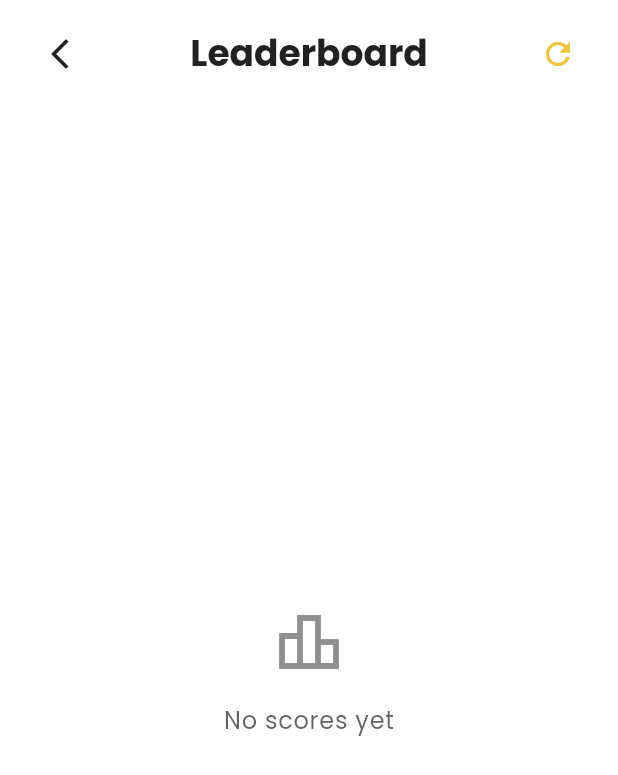
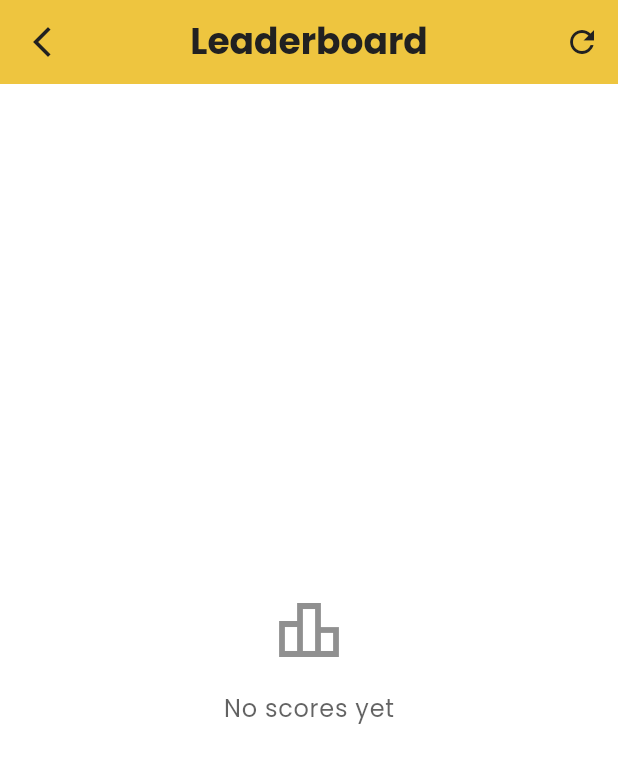
Before and after one commit to negi-tushar/quiz_app, a Flutter app: the ResultScreen screen opened directly with empty values, after a tap on "View Leaderboard", on a phone screen of 412 x 824 dp. Shown: the top 775 px of the screen. Run offline on Flutter 3.47's test engine with Material 3 defaults, Android fonts, the phone set to English and light mode, and no system bars; our stand-ins replace cloud_firestore, firebase_auth, firebase_core, google_sign_in, lottie, percent_indicator and 1 more; accounts and stored records are empty.

Commit message:
Updated code

```diff
--- a/lib/screens/leaderboard_screen.dart
+++ b/lib/screens/leaderboard_screen.dart
@@ -62,35 +62,30 @@ class _LeaderboardScreenState extends State<LeaderboardScreen> with SingleTicker
     final size = MediaQuery.of(context).size;
 
     return Scaffold(
+      appBar: AppBar(
+        title: Text(
+          'Leaderboard',
+          style: textTheme.headlineSmall?.copyWith(color: colorScheme.onSurface, fontWeight: FontWeight.bold),
+        ),
+        centerTitle: true,
+        backgroundColor: colorScheme.primary,
+        elevation: 4,
+        leading: IconButton(
+          icon: Icon(Icons.arrow_back_ios_new, color: colorScheme.onSurface),
+          onPressed: () => Navigator.of(context).pop(),
+        ),
+        actions: [
+          IconButton(
+            icon: Icon(Icons.refresh, color: colorScheme.onSurface),
+            onPressed: _refreshScores,
+          ),
+        ],
+      ),
       body: Container(
         color: theme.brightness == Brightness.light ? Colors.white : Colors.black38,
         child: Column(
           children: [
             // Header with back button and title
-            Padding(
-              padding: const EdgeInsets.symmetric(horizontal: 16, vertical: 12),
-              child: Row(
-                children: [
-                  IconButton(
-                    icon: Icon(Icons.arrow_back_ios_new, color: colorScheme.onBackground),
-                    onPressed: () => Navigator.of(context).pop(),
-                  ),
-                  const Spacer(),
-                  Text(
-                    'Leaderboard',
-                    style: textTheme.headlineSmall?.copyWith(
-                      color: colorScheme.onBackground,
-                      fontWeight: FontWeight.bold,
-                    ),
-                  ),
-                  const Spacer(),
-                  IconButton(
-                    icon: Icon(Icons.refresh, color: colorScheme.primary),
-                    onPressed: _refreshScores,
-                  ),
-                ],
-              ),
-            ),
 
             // Main content with proper constraints
             Expanded(
@@ -135,53 +130,58 @@ class _LeaderboardScreenState extends State<LeaderboardScreen> with SingleTicker
                     );
                   } else {
                     // Sample data (replace with snapshot.data!)
-                    final data = [
-                      {
-                        "lastQuizCompletedAt": "",
-                        "totalOptimizedScore": 105,
-                        "userName": "Alex",
-                        "userImage": "https://randomuser.me/api/portraits/men/32.jpg",
-                        "userId": "2",
-                      },
-                      {
-                        "lastQuizCompletedAt": "",
-                        "totalOptimizedScore": 95,
-                        "userName": "Maria",
-                        "userImage": "https://randomuser.me/api/portraits/women/44.jpg",
-                        "userId": "3",
-                      },
-                      {
-                        "lastQuizCompletedAt": "",
-                        "totalOptimizedScore": 90,
-                        "userName": "John",
-                        "userImage": "https://randomuser.me/api/portraits/men/22.jpg",
-                        "userId": "4",
-                      },
-                      {
-                        "lastQuizCompletedAt": "",
-                        "totalOptimizedScore": 85,
-                        "userName": "Sarah",
-                        "userImage": "https://randomuser.me/api/portraits/women/33.jpg",
-                        "userId": "5",
-                      },
-                      {
-                        "lastQuizCompletedAt": "",
-                        "totalOptimizedScore": 80,
-                        "userName": "Michael",
-                        "userImage": "https://randomuser.me/api/portraits/men/45.jpg",
-                        "userId": "6",
-                      },
-                      {
-                        "lastQuizCompletedAt": "",
-                        "totalOptimizedScore": 1,
-                        "userName": "Tushar",
-                        "userImage":
-                            "https://lh3.googleusercontent.com/a/ACg8ocJf61OrxkEPw0lZ3piLJsbv1kx6xZYKHu_mos8v5xjyk_a6IA=s96-c",
-                        "userId": "TmE2PhNaOYf61ZdMA6recF7SPT23",
-                      },
-                    ];
-
-                    final topThree = data.take(3).toList();
+                    // final data = [
+                    //   {
+                    //     "lastQuizCompletedAt": "",
+                    //     "totalOptimizedScore": 105,
+                    //     "userName": "Alex",
+                    //     "userImage": "https://randomuser.me/api/portraits/men/32.jpg",
+                    //     "userId": "2",
+                    //   },
+                    //   {
+                    //     "lastQuizCompletedAt": "",
+                    //     "totalOptimizedScore": 95,
+                    //     "userName": "Maria",
+                    //     "userImage": "https://randomuser.me/api/portraits/women/44.jpg",
+                    //     "userId": "3",
+                    //   },
+                    //   {
+                    //     "lastQuizCompletedAt": "",
+                    //     "totalOptimizedScore": 90,
+                    //     "userName": "John",
+                    //     "userImage": "https://randomuser.me/api/portraits/men/22.jpg",
+                    //     "userId": "4",
+                    //   },
+                    //   {
+                    //     "lastQuizCompletedAt": "",
+                    //     "totalOptimizedScore": 85,
+                    //     "userName": "Sarah",
+                    //     "userImage": "https://randomuser.me/api/portraits/women/33.jpg",
+                    //     "userId": "5",
+                    //   },
+                    //   {
+                    //     "lastQuizCompletedAt": "",
+                    //     "totalOptimizedScore": 80,
+                    //     "userName": "Michael",
+                    //     "userImage": "https://randomuser.me/api/portraits/men/45.jpg",
+                    //     "userId": "6",
+                    //   },
+                    //   {
+                    //     "lastQuizCompletedAt": "",
+                    //     "totalOptimizedScore": 1,
+                    //     "userName": "Tushar",
+                    //     "userImage":
+                    //         "https://lh3.googleusercontent.com/a/ACg8ocJf61OrxkEPw0lZ3piLJsbv1kx6xZYKHu_mos8v5xjyk_a6IA=s96-c",
+                    //     "userId": "TmE2PhNaOYf61ZdMA6recF7SPT23",
+                    //   },
+                    // ];
+                    final data = snapshot.data!;
+                    var topThree = [];
+                    if (data.length > 3) {
+                      topThree = data.take(3).toList();
+                    } else {
+                      topThree = data.take(data.length).toList();
+                    }
                     final rest = data.skip(3).toList();
 
                     return FadeTransition(
@@ -193,26 +193,11 @@ class _LeaderboardScreenState extends State<LeaderboardScreen> with SingleTicker
                             // Top 3 podium section
                             SliverToBoxAdapter(
                               child: SizedBox(
-                                height: size.height * 0.3, // Responsive height
+                                height: size.height * 0.35, // Responsive height
                                 child: Stack(
-                                  alignment: Alignment.bottomCenter,
+                                  alignment: Alignment.topCenter,
                                   children: [
                                     // Podium base
-                                    Container(
-                                      height: 40,
-                                      margin: const EdgeInsets.only(top: 20),
-                                      decoration: BoxDecoration(
-                                        color: colorScheme.surfaceContainerHighest,
-                                        borderRadius: BorderRadius.circular(12),
-                                        boxShadow: [
-                                          BoxShadow(
-                                            color: Colors.black.withOpacity(0.1),
-                                            blurRadius: 8,
-                                            offset: const Offset(0, 4),
-                                          ),
-                                        ],
-                                      ),
-                                    ),
 
                                     // Podium steps
                                     Row(
@@ -220,6 +205,7 @@ class _LeaderboardScreenState extends State<LeaderboardScreen> with SingleTicker
                                       crossAxisAlignment: CrossAxisAlignment.end,
                                       children: [
                                         // 2nd place
+                                        if (topThree.length >= 2)
                                           _buildPodiumStep(
                                             context,
                                             topThree[1],
@@ -229,6 +215,7 @@ class _LeaderboardScreenState extends State<LeaderboardScreen> with SingleTicker
                                           ),
 
                                         // 1st place
+                                        if (topThree.isNotEmpty)
                                           _buildPodiumStep(
                                             context,
                                             topThree[0],
@@ -238,6 +225,7 @@ class _LeaderboardScreenState extends State<LeaderboardScreen> with SingleTicker
                                           ),
 
                                         // 3rd place
+                                        if (topThree.length >= 3)
                                           _buildPodiumStep(
                                             context,
                                             topThree[2],
@@ -258,7 +246,6 @@ class _LeaderboardScreenState extends State<LeaderboardScreen> with SingleTicker
                                 final rank = index + 4;
                                 final user = rest[index];
                                 final isCurrentUser = user['userId'] == (SharedPrefService.getData(userID) ?? "");
-                                print("userId: ${user['userId']}, currentUserId: ${SharedPrefService.getData(userID)}");
                                 return Container(
                                   margin: const EdgeInsets.symmetric(horizontal: 16, vertical: 4),
                                   decoration: BoxDecoration(
@@ -286,7 +273,9 @@ class _LeaderboardScreenState extends State<LeaderboardScreen> with SingleTicker
 
                                         CircleAvatar(
                                           radius: 20,
-                                          backgroundImage: NetworkImage(user['userImage'] as String),
+                                          backgroundImage: (user['userImage'] as String).isEmpty
+                                              ? const AssetImage('assets/img/user.png')
+                                              : NetworkImage(user['userImage'] as String),
                                         ),
                                       ],
                                     ),
@@ -302,7 +291,7 @@ class _LeaderboardScreenState extends State<LeaderboardScreen> with SingleTicker
                                       decoration: BoxDecoration(
                                         color: isCurrentUser
                                             ? colorScheme.primary.withOpacity(0.2)
-                                            : colorScheme.surfaceVariant,
+                                            : colorScheme.surfaceContainerHighest,
                                         borderRadius: BorderRadius.circular(20),
                                       ),
                                       child: Text(
@@ -363,7 +352,13 @@ class _LeaderboardScreenState extends State<LeaderboardScreen> with SingleTicker
                 CircleAvatar(
                   radius: 40,
                   backgroundColor: colorScheme.surface,
-                  child: CircleAvatar(radius: 40, backgroundImage: NetworkImage(user['userImage'] as String)),
+                  child: CircleAvatar(
+                    radius: 40,
+
+                    backgroundImage: (user['userImage'] as String).isEmpty
+                        ? const AssetImage('assets/img/user.png')
+                        : NetworkImage(user['userImage'] as String),
+                  ),
                 ),
                 const SizedBox(height: 8),
                 Text(
--- a/lib/screens/result_screen.dart
+++ b/lib/screens/result_screen.dart
@@ -174,7 +174,7 @@ class _ResultScreenState extends State<ResultScreen> {
                 child: Center(
                   child: SingleChildScrollView(
                     // Added SingleChildScrollView
-                    padding: const EdgeInsets.all(24.0),
+                    padding: const EdgeInsets.all(15.0),
                     child: Container(
                       // Replaced Card with Container for consistency
                       margin: const EdgeInsets.symmetric(horizontal: 16),
@@ -272,42 +272,6 @@ class _ResultScreenState extends State<ResultScreen> {
                           // const SizedBox(height: 30),
 
                           // Submit Score Button
-                          _isSubmittingScore
-                              ? CircularProgressIndicator(
-                                  valueColor: AlwaysStoppedAnimation<Color>(colorScheme.primary),
-                                )
-                              : (_scoreSubmitted
-                                    ? Row(
-                                        mainAxisAlignment: MainAxisAlignment.center,
-                                        children: [
-                                          Icon(Icons.check_circle_rounded, color: Colors.green.shade500, size: 28),
-                                          const SizedBox(width: 8),
-                                          Text(
-                                            'Score Submitted!',
-                                            style: textTheme.titleMedium?.copyWith(color: Colors.green.shade500),
-                                          ),
-                                        ],
-                                      )
-                                    : SizedBox(
-                                        width: double.infinity, // Full width button
-                                        child: ElevatedButton.icon(
-                                          onPressed: _submitScore,
-                                          icon: Icon(Icons.leaderboard_rounded, color: colorScheme.onPrimary),
-                                          label: Padding(
-                                            padding: const EdgeInsets.symmetric(vertical: 12.0),
-                                            child: Text(
-                                              'Submit Score',
-                                              style: textTheme.labelLarge?.copyWith(fontSize: 18),
-                                            ),
-                                          ),
-                                          style: ElevatedButton.styleFrom(
-                                            backgroundColor: colorScheme.primary,
-                                            foregroundColor: colorScheme.onPrimary,
-                                            shape: RoundedRectangleBorder(borderRadius: BorderRadius.circular(15)),
-                                            elevation: 5,
-                                          ),
-                                        ),
-                                      )),
                           if (_submissionError != null)
                             Padding(
                               padding: const EdgeInsets.only(top: 10),
@@ -327,7 +291,7 @@ class _ResultScreenState extends State<ResultScreen> {
                               icon: const Icon(Icons.home_rounded),
                               label: Padding(
                                 padding: const EdgeInsets.symmetric(vertical: 12.0),
-                                child: Text('Back to Home', style: textTheme.labelLarge?.copyWith(fontSize: 18)),
+                                child: Text('Back to Home', style: textTheme.labelLarge?.copyWith(fontSize: 16)),
                               ),
                               style: ElevatedButton.styleFrom(
                                 backgroundColor: colorScheme.secondary, // Secondary color for neutral action
@@ -351,7 +315,7 @@ class _ResultScreenState extends State<ResultScreen> {
                               icon: const Icon(Icons.leaderboard_rounded),
                               label: Padding(
                                 padding: const EdgeInsets.symmetric(vertical: 12.0),
-                                child: Text('View Leaderboard', style: textTheme.labelLarge?.copyWith(fontSize: 18)),
+                                child: Text('View Leaderboard', style: textTheme.labelLarge?.copyWith(fontSize: 16)),
                               ),
                               style: ElevatedButton.styleFrom(
                                 backgroundColor: colorScheme.tertiary, // Tertiary color for another action
```
Also changed, not shown: lib/screens/all_quize_screen.dart (+7 -15 lines), lib/screens/homescreen.dart (+13 -20 lines), lib/screens/quiz_screen.dart (+19 -43 lines), assets/img/user.png (added). Lines whose indentation alone changed are shown as unchanged.
